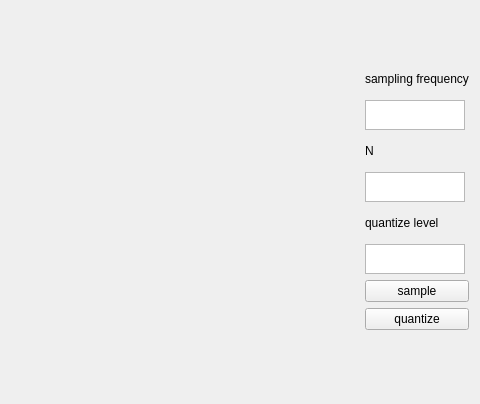
Qt form program/forms/sampling_tab.ui (MichalDudkiewicz/signal_processing) before a commit; both pictures show x 485 to 965 and y 164 to 568 of the 965 by 723 pixel window.
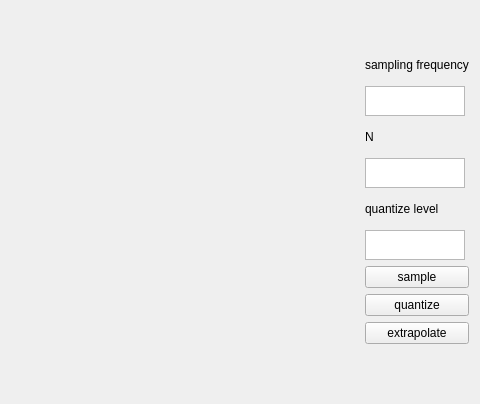
The same form after that commit. Custom widgets are drawn as their Qt base class.

```diff
--- a/program/forms/sampling_tab.ui
+++ b/program/forms/sampling_tab.ui
@@ -115,6 +115,13 @@
          </property>
         </widget>
        </item>
+       <item>
+        <widget class="QPushButton" name="extrapolateButton">
+         <property name="text">
+          <string>extrapolate</string>
+         </property>
+        </widget>
+       </item>
       </layout>
      </item>
     </layout>
```
